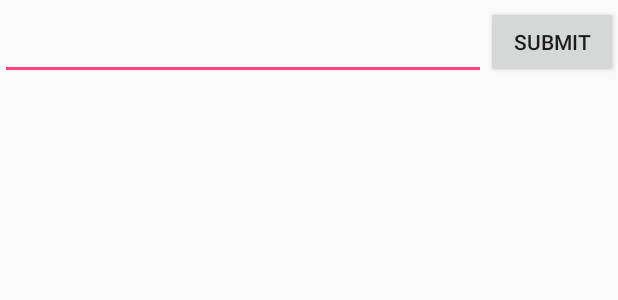
After one commit to pookieofdoom/datpic, an Android app: the layout comment_activity.xml on its own in the app's theme, with its tools: preview values and no code run, on a phone screen of 412 x 824 dp. The commit adds this screen. Shown: the top 300 px of the screen. Run offline under Robolectric (Android 15) with nearby library versions, the phone set to English and light mode, and no system bars.

Commit message:
added comment section and redesigned the database structure

```diff
--- a/app/src/main/AndroidManifest.xml
+++ b/app/src/main/AndroidManifest.xml
@@ -19,6 +19,7 @@
         </activity>
         <activity android:name=".LogInActivity"></activity>
         <activity android:name=".SignUpActivity"></activity>
+        <activity android:name=".AddCommentActivity"></activity>
 
     </application>
 
--- /dev/null
+++ b/app/src/main/res/layout/comment_activity.xml
@@ -0,0 +1,37 @@
+<?xml version="1.0" encoding="utf-8"?>
+<LinearLayout xmlns:android="http://schemas.android.com/apk/res/android"
+    android:orientation="vertical" android:layout_width="match_parent"
+    android:layout_height="match_parent"
+    android:layout_alignParentBottom="true"
+    android:id="@+id/comment_activity">
+
+
+    <LinearLayout
+        android:layout_width="match_parent"
+        android:layout_height="wrap_content"
+        android:orientation="horizontal">
+
+
+        <EditText
+            android:layout_width="match_parent"
+            android:layout_height="53dp"
+            android:id="@+id/InputCommentTextBox"
+            android:layout_weight="1"/>
+        <Button
+            android:layout_width="wrap_content"
+            android:layout_height="wrap_content"
+            android:text="@string/add_comment"
+            android:id="@+id/CommentSubmitButton"
+            />
+
+    </LinearLayout>
+
+    <android.support.v7.widget.RecyclerView xmlns:android="http://schemas.android.com/apk/res/android"
+        xmlns:tools="http://schemas.android.com/tools"
+        android:layout_width="match_parent"
+        android:layout_height="match_parent"
+        android:id="@+id/CommentRecylerView"
+        tools:context="edu.calpoly.android.recyclerviewd.comment"/>
+
+
+</LinearLayout>
--- a/app/src/main/res/values/strings.xml
+++ b/app/src/main/res/values/strings.xml
@@ -13,4 +13,5 @@
     <string name="title_activity_login">Sign in</string>
     <string name="add_item">Add New Item</string>
     <string name="action_logout">Logout</string>
+    <string name="add_comment">Submit</string>
 </resources>
```
Also changed, not shown: app/src/main/java/adinh03/calpoly/edu/datpic/AddCommentActivity.java (added, +190 -0 lines), app/src/main/java/adinh03/calpoly/edu/datpic/CommentEntry.java (added, +21 -0 lines), app/src/main/java/adinh03/calpoly/edu/datpic/EntryViewHolder.java (+21 -4 lines), app/src/main/java/adinh03/calpoly/edu/datpic/MainActivity.java (+14 -8 lines), app/src/main/java/adinh03/calpoly/edu/datpic/StaticEntryList.java (added, +41 -0 lines), app/src/main/res/layout/comment_entry.xml (added, +17 -0 lines), app/src/main/res/layout/entry.xml (+30 -31 lines), 5 other files.
